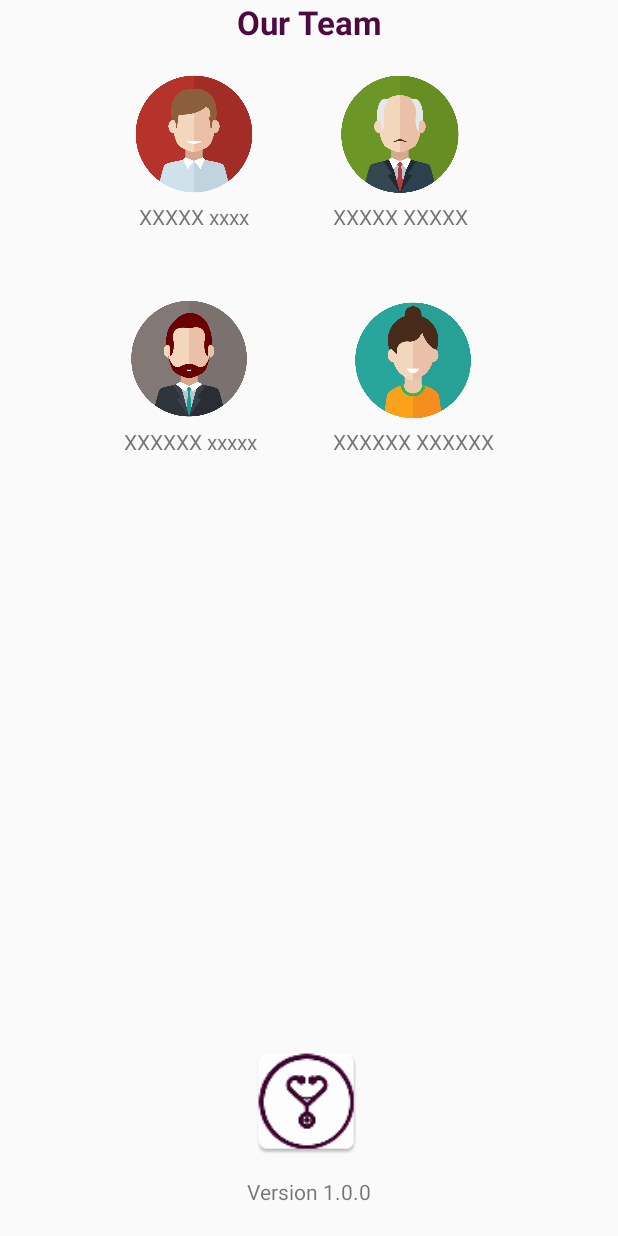
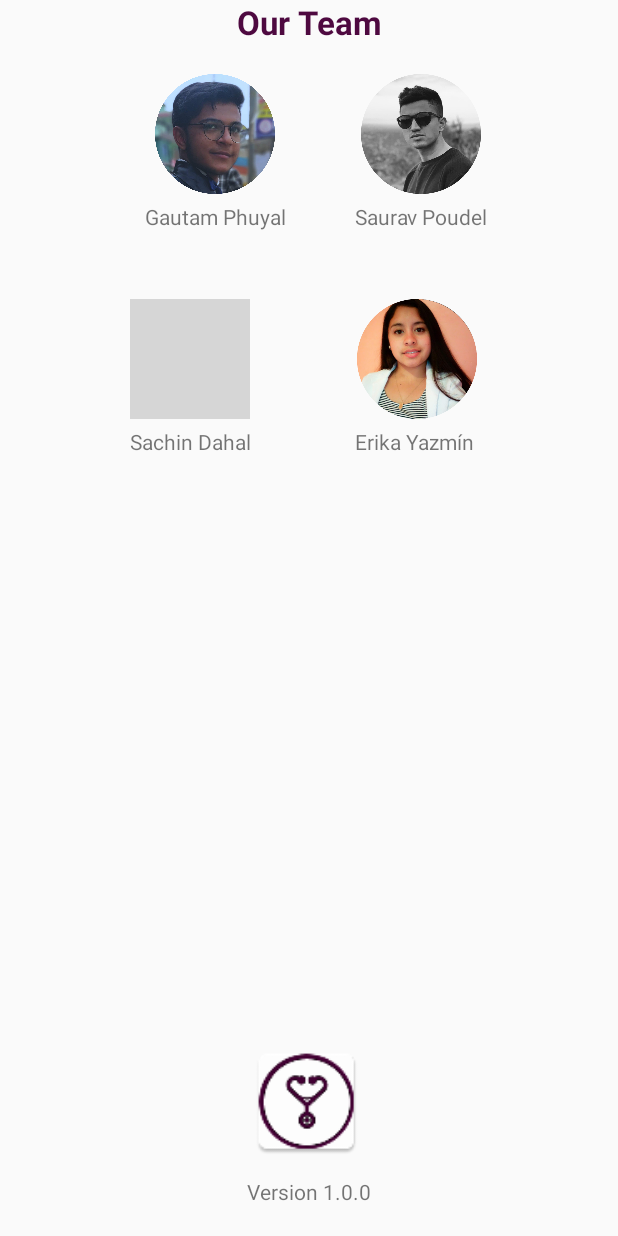
Before and after one commit to sachin-dahal/Quantum-hack-project, an Android app: the layout fragment_about_us.xml on its own in the app's theme, with its tools: preview values and no code run, on a phone screen of 412 x 824 dp. Run offline under Robolectric (Android 15) with nearby library versions, the phone set to English and light mode, and no system bars; Roboto replaces fonts that are not available here; grey boxes are pictures that could not be loaded.

Commit message:
final debug on the chat bot and layout correction

```diff
--- a/app/src/main/res/layout/fragment_about_us.xml
+++ b/app/src/main/res/layout/fragment_about_us.xml
@@ -35,14 +35,14 @@
 
                 android:layout_width="80dp"
                 android:layout_height="80dp"
-                android:src="@drawable/b1"
+                android:src="@drawable/gautam"
                 android:layout_gravity="center"
                 />
             <TextView
                 android:padding="5dp"
                 android:layout_width="wrap_content"
                 android:layout_height="wrap_content"
-                android:text="XXXXX xxxx"
+                android:text="Gautam Phuyal"
                 />
 
         </LinearLayout>
@@ -55,14 +55,14 @@
 
                 android:layout_width="80dp"
                 android:layout_height="80dp"
-                android:src="@drawable/b2"
+                android:src="@drawable/saurav"
                 android:layout_gravity="center"
                 />
             <TextView
                 android:padding="5dp"
                 android:layout_width="wrap_content"
                 android:layout_height="wrap_content"
-                android:text="XXXXX XXXXX"
+                android:text="Saurav Poudel"
                />
 
         </LinearLayout>
@@ -75,14 +75,14 @@
 
                 android:layout_width="80dp"
                 android:layout_height="80dp"
-                android:src="@drawable/b3"
+                android:src="@drawable/sachin"
                 android:layout_gravity="center"
                 />
             <TextView
                 android:padding="5dp"
                 android:layout_width="wrap_content"
                 android:layout_height="wrap_content"
-                android:text="XXXXXX xxxxx"
+                android:text="Sachin Dahal"
                 />
 
         </LinearLayout>
@@ -95,14 +95,14 @@
 
                 android:layout_width="80dp"
                 android:layout_height="80dp"
-                android:src="@drawable/g1"
+                android:src="@drawable/erika"
                 android:layout_gravity="center"
                 />
             <TextView
                 android:padding="5dp"
                 android:layout_width="wrap_content"
                 android:layout_height="wrap_content"
-                android:text="XXXXXX XXXXXX"
+                android:text="Erika Yazmín "
                 android:layout_gravity="center_horizontal"
                 />
 
```
